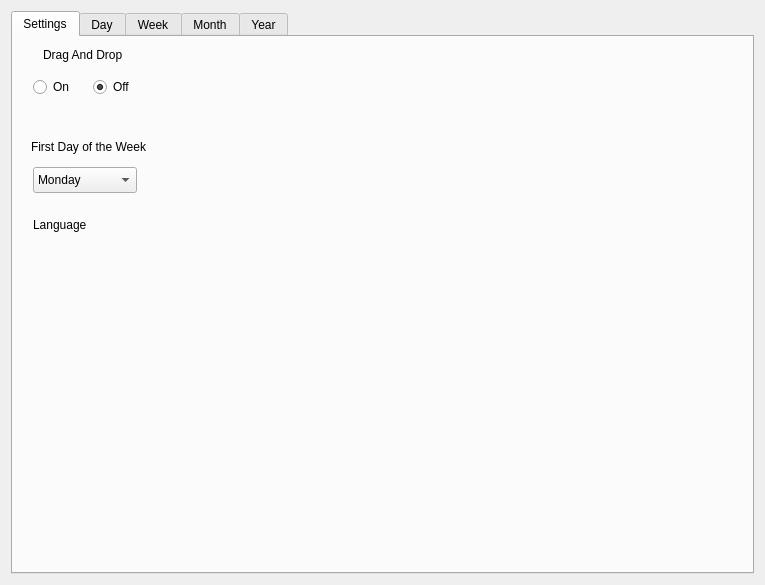
The window that widget.ui (Pilgrimss/CALENDAR) describes before a commit, drawn with Qt 5.
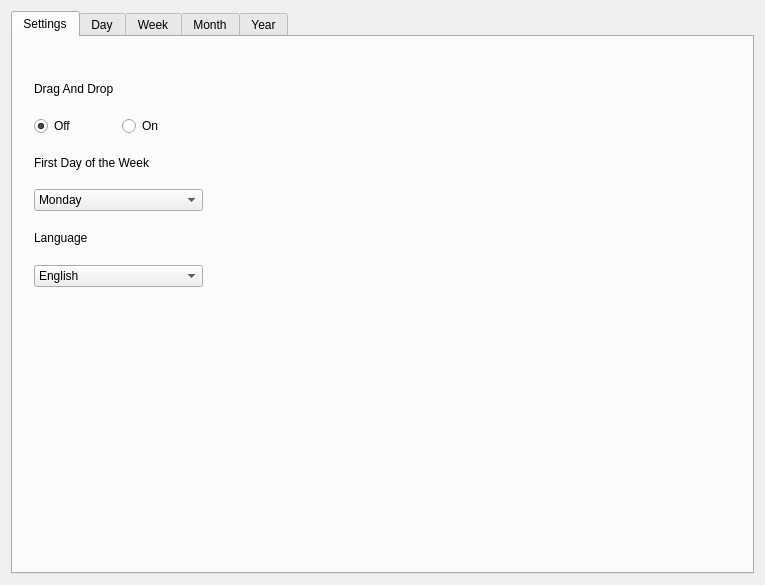
The same window after the commit. The open tabs and pages were chosen to show the change. Custom widgets are drawn as their Qt base class.

Patch:
```diff
--- a/widget.ui
+++ b/widget.ui
@@ -13,8 +13,8 @@
   <property name="windowTitle">
    <string>Widget</string>
   </property>
-  <layout class="QVBoxLayout" name="verticalLayout_3">
-   <item>
+  <layout class="QGridLayout" name="gridLayout_2">
+   <item row="0" column="0">
     <layout class="QHBoxLayout" name="horizontalLayout_5">
      <item>
       <widget class="QTabWidget" name="tabWidget">
@@ -40,47 +40,24 @@
         <widget class="QWidget" name="widget" native="true">
          <property name="geometry">
           <rect>
-           <x>0</x>
-           <y>0</y>
-           <width>171</width>
-           <height>81</height>
+           <x>10</x>
+           <y>20</y>
+           <width>191</width>
+           <height>241</height>
           </rect>
          </property>
+         <layout class="QVBoxLayout" name="verticalLayout_3">
+          <item>
          <widget class="QLabel" name="label">
-          <property name="geometry">
-           <rect>
-            <x>30</x>
-            <y>10</y>
-            <width>101</width>
-            <height>16</height>
-           </rect>
-          </property>
           <property name="text">
            <string>Drag And Drop</string>
           </property>
          </widget>
-         <widget class="QRadioButton" name="OnRadiobutton">
-          <property name="geometry">
-           <rect>
-            <x>20</x>
-            <y>40</y>
-            <width>100</width>
-            <height>20</height>
-           </rect>
-          </property>
-          <property name="text">
-           <string>On</string>
-          </property>
-         </widget>
+          </item>
+          <item>
+           <layout class="QHBoxLayout" name="horizontalLayout_2">
+            <item>
          <widget class="QRadioButton" name="OffRadioButton">
-          <property name="geometry">
-           <rect>
-            <x>80</x>
-            <y>40</y>
-            <width>100</width>
-            <height>20</height>
-           </rect>
-          </property>
           <property name="text">
            <string>Off</string>
           </property>
@@ -88,16 +65,25 @@
            <bool>true</bool>
           </property>
          </widget>
-        </widget>
+            </item>
+            <item>
+             <widget class="QRadioButton" name="OnRadiobutton">
+              <property name="text">
+               <string>On</string>
+              </property>
+             </widget>
+            </item>
+           </layout>
+          </item>
+          <item>
+           <widget class="QLabel" name="label_2">
+            <property name="text">
+             <string>First Day of the Week</string>
+            </property>
+           </widget>
+          </item>
+          <item>
         <widget class="QComboBox" name="comboBox">
-         <property name="geometry">
-          <rect>
-           <x>20</x>
-           <y>130</y>
-           <width>104</width>
-           <height>26</height>
-          </rect>
-         </property>
          <item>
           <property name="text">
            <string>Monday</string>
@@ -134,31 +120,33 @@
           </property>
          </item>
         </widget>
-        <widget class="QLabel" name="label_2">
-         <property name="geometry">
-          <rect>
-           <x>18</x>
-           <y>100</y>
-           <width>141</width>
-           <height>20</height>
-          </rect>
-         </property>
-         <property name="text">
-          <string>First Day of the Week</string>
-         </property>
-        </widget>
+          </item>
+          <item>
         <widget class="QLabel" name="label_3">
-         <property name="geometry">
-          <rect>
-           <x>20</x>
-           <y>180</y>
-           <width>59</width>
-           <height>16</height>
-          </rect>
-         </property>
          <property name="text">
           <string>Language</string>
          </property>
+           </widget>
+          </item>
+          <item>
+           <layout class="QHBoxLayout" name="horizontalLayout_3">
+            <item>
+             <widget class="QComboBox" name="LanguageComboBox">
+              <item>
+               <property name="text">
+                <string>English</string>
+               </property>
+              </item>
+              <item>
+               <property name="text">
+                <string>Chinese</string>
+               </property>
+              </item>
+             </widget>
+            </item>
+           </layout>
+          </item>
+         </layout>
         </widget>
        </widget>
        <widget class="QWidget" name="dayTab">
```
Left out of the diff: 4 changed lines with no effect on the pictures. Lines whose indentation alone changed are shown as unchanged.
